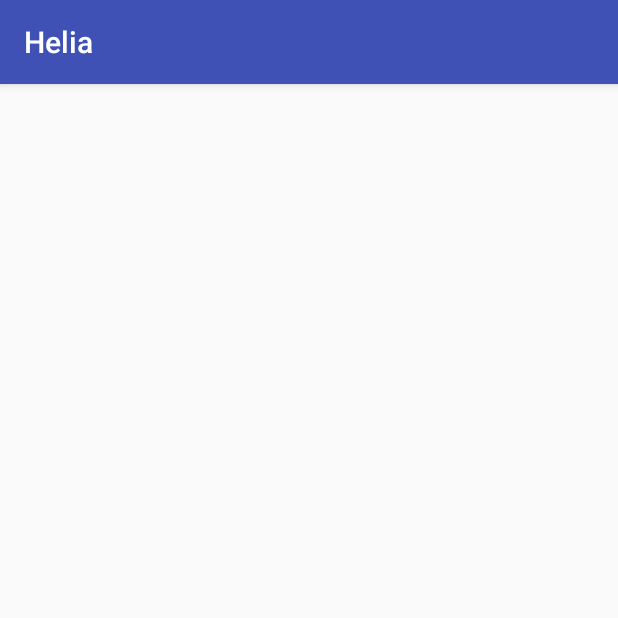
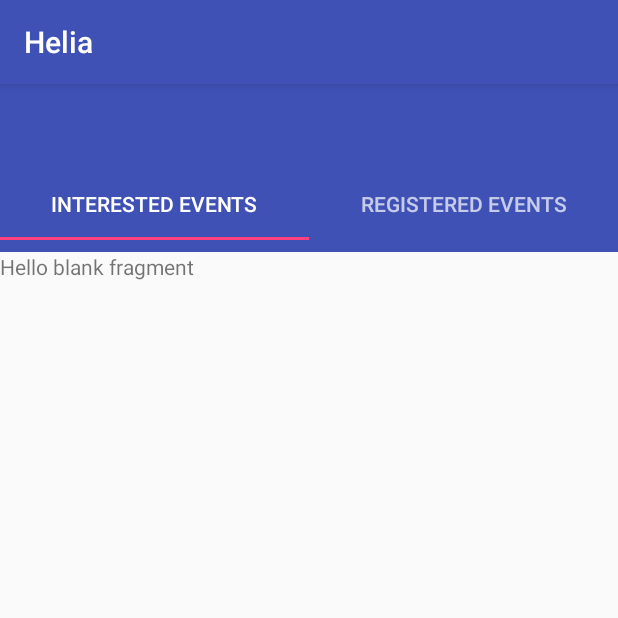
Before and after one commit to horaceyoung/CZ2006-Helia-Healthy-Lifestyle-App-NTU, an Android app: the ME_IREvents screen opened directly, with no data from a screen before it, on a phone screen of 412 x 824 dp, the top half of it. Run offline under Robolectric (Android 15) with nearby library versions, the phone set to English and light mode, and no system bars.

Commit message:
ME Section

```diff
--- /dev/null
+++ b/Helia/app/src/main/java/com/zy/helia/Activities/ME_EventsPagerAdopter.java
@@ -0,0 +1,37 @@
+package com.zy.helia.Activities;
+import android.support.v4.app.Fragment;
+import android.support.v4.app.FragmentManager;
+import android.support.v4.app.FragmentPagerAdapter;
+
+import com.zy.helia.ME_IR_Interested;
+import com.zy.helia.ME_IR_Registered;
+
+public class ME_EventsPagerAdopter extends FragmentPagerAdapter{
+
+        private int mNoOfTabs;
+
+        public ME_EventsPagerAdopter(FragmentManager fm, int NumberOfTab){
+            super(fm);
+            this.mNoOfTabs = NumberOfTab;
+        }
+
+        @Override
+        public android.support.v4.app.Fragment getItem(int position) {
+            switch (position) {
+                case 0:
+                    ME_IR_Interested interestedEvents = new ME_IR_Interested();
+                    return interestedEvents;
+                case 1:
+                    ME_IR_Registered registeredEvents = new ME_IR_Registered();
+                    return registeredEvents;
+                default:
+                    return null;
+            }
+
+        }
+
+        @Override
+        public int getCount() {
+            return mNoOfTabs;
+        }
+    }
--- a/Helia/app/src/main/java/com/zy/helia/ME_IREvents.java
+++ b/Helia/app/src/main/java/com/zy/helia/ME_IREvents.java
@@ -1,13 +1,52 @@
 package com.zy.helia;
 
+import android.net.Uri;
+import android.support.design.widget.TabLayout;
+import android.support.v4.view.PagerAdapter;
+import android.support.v4.view.ViewPager;
 import android.support.v7.app.AppCompatActivity;
 import android.os.Bundle;
+import android.widget.TableLayout;
 
-public class ME_IREvents extends AppCompatActivity {
+import com.zy.helia.Activities.ME_EventsPagerAdopter;
+
+public class ME_IREvents extends AppCompatActivity implements ME_IR_Registered.OnFragmentInteractionListener, ME_IR_Interested.OnFragmentInteractionListener {
 
     @Override
     protected void onCreate(Bundle savedInstanceState) {
         super.onCreate(savedInstanceState);
         setContentView(R.layout.activity_me__irevents);
+
+        TabLayout tabLayout = (TabLayout) findViewById(R.id.tablayout);
+        tabLayout.addTab(tabLayout.newTab().setText("Interested Events"));
+        tabLayout.addTab(tabLayout.newTab().setText("Registered Events"));
+        tabLayout.setTabGravity(TabLayout.GRAVITY_FILL);
+
+        final ViewPager viewPager = (ViewPager)findViewById(R.id.eventPager);
+        final ME_EventsPagerAdopter adapter = new ME_EventsPagerAdopter(getSupportFragmentManager(), tabLayout.getTabCount());
+        viewPager.setAdapter(adapter);
+        viewPager.setOnPageChangeListener(new TabLayout.TabLayoutOnPageChangeListener(tabLayout));
+
+        tabLayout.setOnTabSelectedListener(new TabLayout.OnTabSelectedListener(){
+            @Override
+            public void onTabSelected(TabLayout.Tab tab) {
+                viewPager.setCurrentItem(tab.getPosition());
+            }
+
+            @Override
+            public void onTabUnselected(TabLayout.Tab tab) {
+
+            }
+
+            @Override
+            public void onTabReselected(TabLayout.Tab tab) {
+
+            }
+        });
+    }
+
+    @Override
+    public void onFragmentInteraction(Uri uri) {
+
     }
 }
--- /dev/null
+++ b/Helia/app/src/main/java/com/zy/helia/ME_IR_Interested.java
@@ -0,0 +1,108 @@
+package com.zy.helia;
+
+import android.content.Context;
+import android.net.Uri;
+import android.os.Bundle;
+import android.support.v4.app.Fragment;
+import android.view.LayoutInflater;
+import android.view.View;
+import android.view.ViewGroup;
+
+
+/**
+ * A simple {@link Fragment} subclass.
+ * Activities that contain this fragment must implement the
+ * {@link ME_IR_Interested.OnFragmentInteractionListener} interface
+ * to handle interaction events.
+ * Use the {@link ME_IR_Interested#newInstance} factory method to
+ * create an instance of this fragment.
+ */
+public class ME_IR_Interested extends Fragment {
+    // TODO: Rename parameter arguments, choose names that match
+    // the fragment initialization parameters, e.g. ARG_ITEM_NUMBER
+    private static final String ARG_PARAM1 = "param1";
+    private static final String ARG_PARAM2 = "param2";
+
+    // TODO: Rename and change types of parameters
+    private String mParam1;
+    private String mParam2;
+
+    private OnFragmentInteractionListener mListener;
+
+    public ME_IR_Interested() {
+        // Required empty public constructor
+    }
+
+    /**
+     * Use this factory method to create a new instance of
+     * this fragment using the provided parameters.
+     *
+     * @param param1 Parameter 1.
+     * @param param2 Parameter 2.
+     * @return A new instance of fragment ME_IR_Interested.
+     */
+    // TODO: Rename and change types and number of parameters
+    public static ME_IR_Interested newInstance(String param1, String param2) {
+        ME_IR_Interested fragment = new ME_IR_Interested();
+        Bundle args = new Bundle();
+        args.putString(ARG_PARAM1, param1);
+        args.putString(ARG_PARAM2, param2);
+        fragment.setArguments(args);
+        return fragment;
+    }
+
+    @Override
+    public void onCreate(Bundle savedInstanceState) {
+        super.onCreate(savedInstanceState);
+        if (getArguments() != null) {
+            mParam1 = getArguments().getString(ARG_PARAM1);
+            mParam2 = getArguments().getString(ARG_PARAM2);
+        }
+    }
+
+    @Override
+    public View onCreateView(LayoutInflater inflater, ViewGroup container,
+                             Bundle savedInstanceState) {
+        // Inflate the layout for this fragment
+        return inflater.inflate(R.layout.fragment_me__ir__interested, container, false);
+    }
+
+    // TODO: Rename method, update argument and hook method into UI event
+    public void onButtonPressed(Uri uri) {
+        if (mListener != null) {
+            mListener.onFragmentInteraction(uri);
+        }
+    }
+
+    @Override
+    public void onAttach(Context context) {
+        super.onAttach(context);
+        if (context instanceof OnFragmentInteractionListener) {
+            mListener = (OnFragmentInteractionListener) context;
+        } else {
+            throw new RuntimeException(context.toString()
+                    + " must implement OnFragmentInteractionListener");
+        }
+    }
+
+    @Override
+    public void onDetach() {
+        super.onDetach();
+        mListener = null;
+    }
+
+    /**
+     * This interface must be implemented by activities that contain this
+     * fragment to allow an interaction in this fragment to be communicated
+     * to the activity and potentially other fragments contained in that
+     * activity.
+     * <p>
+     * See the Android Training lesson <a href=
+     * "http://developer.android.com/training/basics/fragments/communicating.html"
+     * >Communicating with Other Fragments</a> for more information.
+     */
+    public interface OnFragmentInteractionListener {
+        // TODO: Update argument type and name
+        void onFragmentInteraction(Uri uri);
+    }
+}
--- /dev/null
+++ b/Helia/app/src/main/java/com/zy/helia/ME_IR_Registered.java
@@ -0,0 +1,108 @@
+package com.zy.helia;
+
+import android.content.Context;
+import android.net.Uri;
+import android.os.Bundle;
+import android.support.v4.app.Fragment;
+import android.view.LayoutInflater;
+import android.view.View;
+import android.view.ViewGroup;
+
+
+/**
+ * A simple {@link Fragment} subclass.
+ * Activities that contain this fragment must implement the
+ * {@link ME_IR_Registered.OnFragmentInteractionListener} interface
+ * to handle interaction events.
+ * Use the {@link ME_IR_Registered#newInstance} factory method to
+ * create an instance of this fragment.
+ */
+public class ME_IR_Registered extends Fragment {
+    // TODO: Rename parameter arguments, choose names that match
+    // the fragment initialization parameters, e.g. ARG_ITEM_NUMBER
+    private static final String ARG_PARAM1 = "param1";
+    private static final String ARG_PARAM2 = "param2";
+
+    // TODO: Rename and change types of parameters
+    private String mParam1;
+    private String mParam2;
+
+    private OnFragmentInteractionListener mListener;
+
+    public ME_IR_Registered() {
+        // Required empty public constructor
+    }
+
+    /**
+     * Use this factory method to create a new instance of
+     * this fragment using the provided parameters.
+     *
+     * @param param1 Parameter 1.
+     * @param param2 Parameter 2.
+     * @return A new instance of fragment ME_IR_Registered.
+     */
+    // TODO: Rename and change types and number of parameters
+    public static ME_IR_Registered newInstance(String param1, String param2) {
+        ME_IR_Registered fragment = new ME_IR_Registered();
+        Bundle args = new Bundle();
+        args.putString(ARG_PARAM1, param1);
+        args.putString(ARG_PARAM2, param2);
+        fragment.setArguments(args);
+        return fragment;
+    }
+
+    @Override
+    public void onCreate(Bundle savedInstanceState) {
+        super.onCreate(savedInstanceState);
+        if (getArguments() != null) {
+            mParam1 = getArguments().getString(ARG_PARAM1);
+            mParam2 = getArguments().getString(ARG_PARAM2);
+        }
+    }
+
+    @Override
+    public View onCreateView(LayoutInflater inflater, ViewGroup container,
+                             Bundle savedInstanceState) {
+        // Inflate the layout for this fragment
+        return inflater.inflate(R.layout.fragment_me__ir__registered, container, false);
+    }
+
+    // TODO: Rename method, update argument and hook method into UI event
+    public void onButtonPressed(Uri uri) {
+        if (mListener != null) {
+            mListener.onFragmentInteraction(uri);
+        }
+    }
+
+    @Override
+    public void onAttach(Context context) {
+        super.onAttach(context);
+        if (context instanceof OnFragmentInteractionListener) {
+            mListener = (OnFragmentInteractionListener) context;
+        } else {
+            throw new RuntimeException(context.toString()
+                    + " must implement OnFragmentInteractionListener");
+        }
+    }
+
+    @Override
+    public void onDetach() {
+        super.onDetach();
+        mListener = null;
+    }
+
+    /**
+     * This interface must be implemented by activities that contain this
+     * fragment to allow an interaction in this fragment to be communicated
+     * to the activity and potentially other fragments contained in that
+     * activity.
+     * <p>
+     * See the Android Training lesson <a href=
+     * "http://developer.android.com/training/basics/fragments/communicating.html"
+     * >Communicating with Other Fragments</a> for more information.
+     */
+    public interface OnFragmentInteractionListener {
+        // TODO: Update argument type and name
+        void onFragmentInteraction(Uri uri);
+    }
+}
--- a/Helia/app/src/main/res/layout/activity_me__irevents.xml
+++ b/Helia/app/src/main/res/layout/activity_me__irevents.xml
@@ -1,9 +1,39 @@
 <?xml version="1.0" encoding="utf-8"?>
-<android.support.constraint.ConstraintLayout xmlns:android="http://schemas.android.com/apk/res/android"
+<LinearLayout
+    xmlns:android="http://schemas.android.com/apk/res/android"
     xmlns:app="http://schemas.android.com/apk/res-auto"
     xmlns:tools="http://schemas.android.com/tools"
     android:layout_width="match_parent"
     android:layout_height="match_parent"
+    android:orientation="vertical"
     tools:context=".ME_IREvents">
 
-</android.support.constraint.ConstraintLayout>
+    <android.support.v7.widget.Toolbar
+        android:id="@+id/slideBarEvents"
+        android:layout_width="match_parent"
+        android:layout_height="wrap_content"
+        android:background="@color/colorPrimary"
+        android:minHeight="?attr/actionBarSize"
+        android:theme="@style/ThemeOverlay.AppCompat.Dark.ActionBar"
+        app:popupTheme="@style/ThemeOverlay.AppCompat.Light">
+
+    </android.support.v7.widget.Toolbar>
+
+    <android.support.design.widget.TabLayout
+        android:layout_width="match_parent"
+        android:layout_height="wrap_content"
+        android:id="@+id/tablayout"
+        android:background="@color/colorPrimary"
+        android:minHeight="?attr/actionBarSize"
+        android:theme="@style/ThemeOverlay.AppCompat.Dark.ActionBar"
+        >
+    </android.support.design.widget.TabLayout>
+
+    <android.support.v4.view.ViewPager
+        android:id="@+id/eventPager"
+        android:layout_width="match_parent"
+        android:layout_height="512dp">
+
+    </android.support.v4.view.ViewPager>
+
+</LinearLayout>
--- /dev/null
+++ b/Helia/app/src/main/res/layout/fragment_me__ir__interested.xml
@@ -0,0 +1,14 @@
+<?xml version="1.0" encoding="utf-8"?>
+<FrameLayout xmlns:android="http://schemas.android.com/apk/res/android"
+    xmlns:tools="http://schemas.android.com/tools"
+    android:layout_width="match_parent"
+    android:layout_height="match_parent"
+    tools:context=".ME_IR_Interested">
+
+    <!-- TODO: Update blank fragment layout -->
+    <TextView
+        android:layout_width="match_parent"
+        android:layout_height="match_parent"
+        android:text="@string/hello_blank_fragment" />
+
+</FrameLayout>
```
Also changed, not shown: Helia/app/src/main/res/layout/fragment_me__ir__registered.xml (added, +14 -0 lines).
